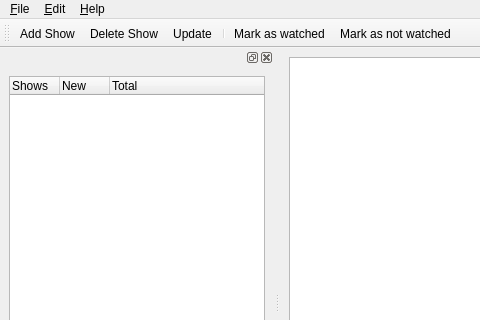
First picture: the form in src/mainwindow.ui, repository ThomasBrixLarsen/serieswatcher, before the edit; both pictures show x 0 to 480 and y 0 to 320 of the 1047 by 578 pixel window.
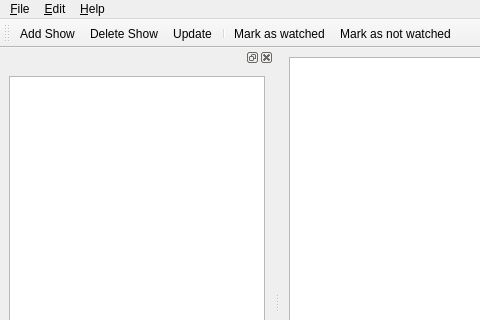
Second picture: the form after the edit. Icons and pictures are not drawn. Custom widgets are drawn as their Qt base class.

Patch:
```diff
--- a/src/mainwindow.ui
+++ b/src/mainwindow.ui
@@ -89,7 +89,7 @@
    <widget class="QWidget" name="treeDockContent">
     <layout class="QGridLayout" name="gridLayout_2">
      <item row="0" column="0">
-      <widget class="MainTreeWidget" name="treeWidget">
+      <widget class="MainTreeView" name="treeView">
        <property name="showDropIndicator" stdset="0">
         <bool>false</bool>
        </property>
@@ -111,33 +111,12 @@
        <property name="headerHidden">
         <bool>false</bool>
        </property>
-       <attribute name="headerDefaultSectionSize">
-        <number>50</number>
-       </attribute>
        <attribute name="headerMinimumSectionSize">
-        <number>10</number>
-       </attribute>
-       <attribute name="headerDefaultSectionSize">
         <number>50</number>
        </attribute>
-       <attribute name="headerMinimumSectionSize">
-        <number>10</number>
+       <attribute name="headerStretchLastSection">
+        <bool>true</bool>
        </attribute>
-       <column>
-        <property name="text">
-         <string notr="true">Shows</string>
-        </property>
-       </column>
-       <column>
-        <property name="text">
-         <string>New</string>
-        </property>
-       </column>
-       <column>
-        <property name="text">
-         <string>Total</string>
-        </property>
-       </column>
       </widget>
      </item>
     </layout>
@@ -206,9 +185,9 @@
    <header>mainlistview.h</header>
   </customwidget>
   <customwidget>
-   <class>MainTreeWidget</class>
-   <extends>QTreeWidget</extends>
-   <header>maintreewidget.h</header>
+   <class>MainTreeView</class>
+   <extends>QTreeView</extends>
+   <header>maintreeview.h</header>
   </customwidget>
  </customwidgets>
  <resources>
```
Left out of the diff: 2 changed lines with no effect on the pictures.
